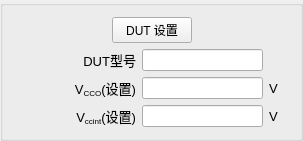
Quenii/ADCEVM, file xqv300/soft/zebra-scope/AdcSettingsWidget.ui: the form before one commit.
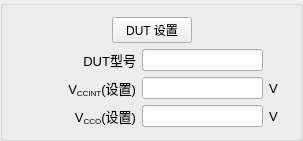
The form after the commit.

The edit to the form file:
```diff
--- a/xqv300/soft/zebra-scope/AdcSettingsWidget.ui
+++ b/xqv300/soft/zebra-scope/AdcSettingsWidget.ui
@@ -109,7 +109,7 @@
 &lt;html&gt;&lt;head&gt;&lt;meta name=&quot;qrichtext&quot; content=&quot;1&quot; /&gt;&lt;style type=&quot;text/css&quot;&gt;
 p, li { white-space: pre-wrap; }
 &lt;/style&gt;&lt;/head&gt;&lt;body style=&quot; font-family:'Arial'; font-size:10pt; font-weight:400; font-style:normal;&quot;&gt;
-&lt;p style=&quot; margin-top:0px; margin-bottom:0px; margin-left:0px; margin-right:0px; -qt-block-indent:0; text-indent:0px;&quot;&gt;V&lt;span style=&quot; vertical-align:sub;&quot;&gt;CCO&lt;/span&gt;(设置)&lt;/p&gt;&lt;/body&gt;&lt;/html&gt;</string>
+&lt;p style=&quot; margin-top:0px; margin-bottom:0px; margin-left:0px; margin-right:0px; -qt-block-indent:0; text-indent:0px;&quot;&gt;V&lt;span style=&quot; vertical-align:sub;&quot;&gt;CCINT&lt;/span&gt;(设置)&lt;/p&gt;&lt;/body&gt;&lt;/html&gt;</string>
           </property>
           <property name="alignment">
            <set>Qt::AlignRight|Qt::AlignTrailing|Qt::AlignVCenter</set>
@@ -154,7 +154,7 @@
 &lt;html&gt;&lt;head&gt;&lt;meta name=&quot;qrichtext&quot; content=&quot;1&quot; /&gt;&lt;style type=&quot;text/css&quot;&gt;
 p, li { white-space: pre-wrap; }
 &lt;/style&gt;&lt;/head&gt;&lt;body style=&quot; font-family:'Arial'; font-size:10pt; font-weight:400; font-style:normal;&quot;&gt;
-&lt;p style=&quot; margin-top:0px; margin-bottom:0px; margin-left:0px; margin-right:0px; -qt-block-indent:0; text-indent:0px;&quot;&gt;V&lt;span style=&quot; vertical-align:sub;&quot;&gt;ccint&lt;/span&gt;(设置)&lt;/p&gt;&lt;/body&gt;&lt;/html&gt;</string>
+&lt;p style=&quot; margin-top:0px; margin-bottom:0px; margin-left:0px; margin-right:0px; -qt-block-indent:0; text-indent:0px;&quot;&gt;V&lt;span style=&quot; vertical-align:sub;&quot;&gt;CCO&lt;/span&gt;(设置)&lt;/p&gt;&lt;/body&gt;&lt;/html&gt;</string>
           </property>
           <property name="alignment">
            <set>Qt::AlignRight|Qt::AlignTrailing|Qt::AlignVCenter</set>
```
